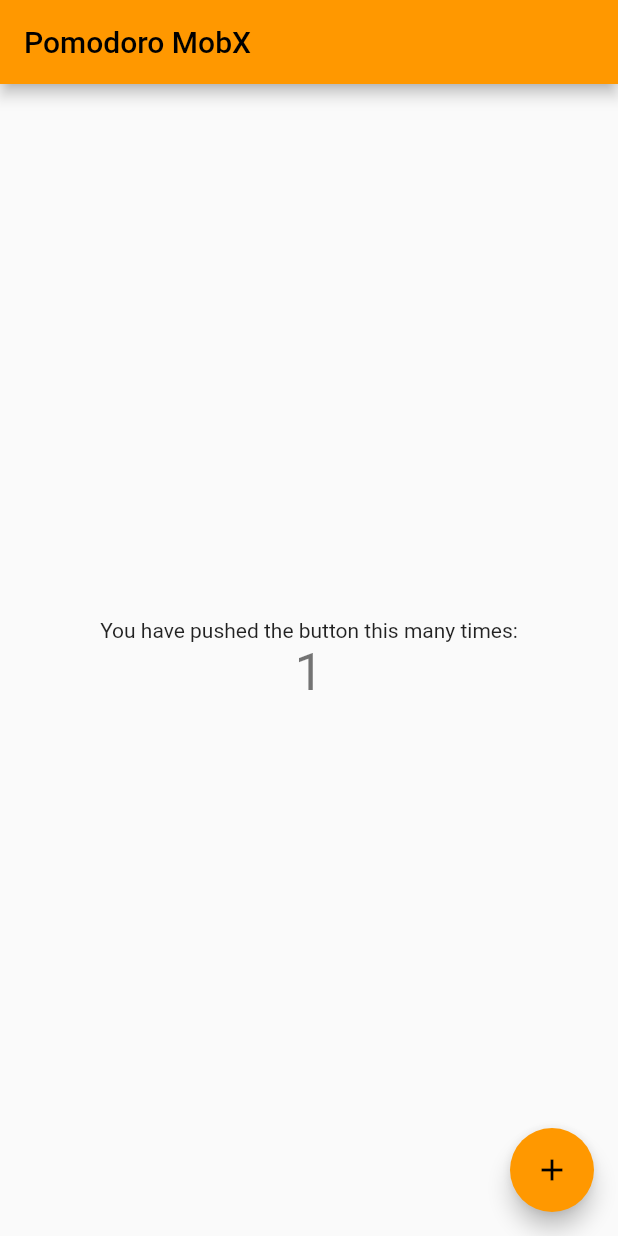
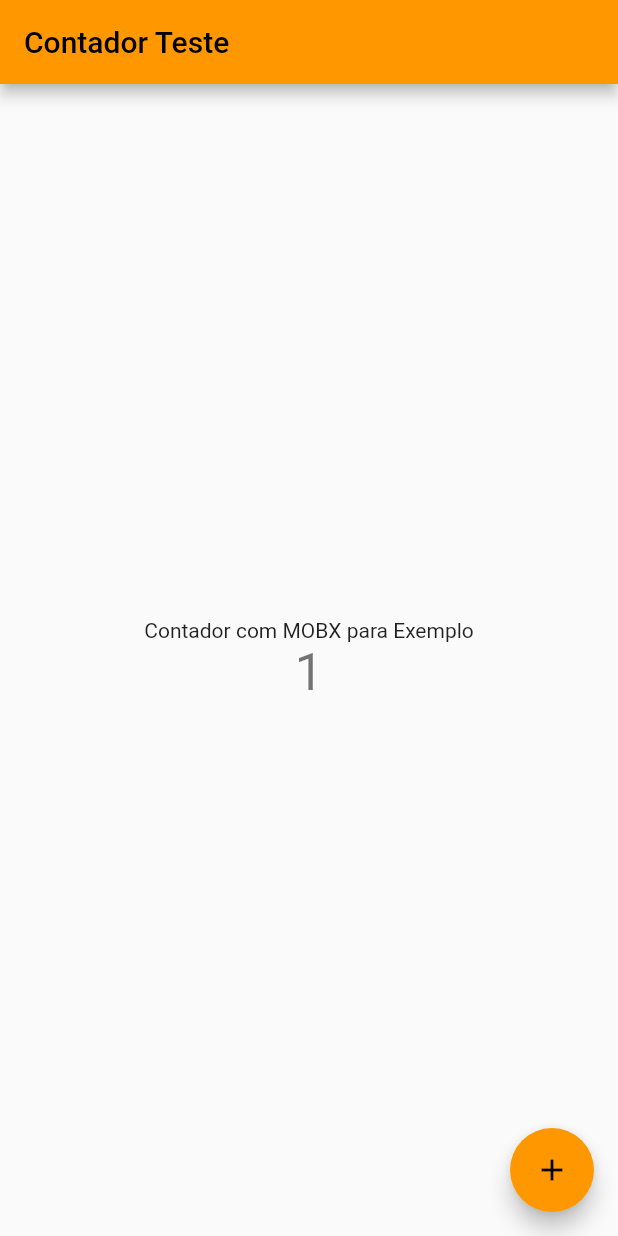
Before and after one commit to ErisvaldoCorreia/pomodoro_mobx, a Flutter app: the screen it shows after launch, after a tap on the "add" icon, on a phone screen of 412 x 824 dp. Run offline on Flutter 3.47's test engine with Material 2 defaults, Android fonts, the phone set to English and light mode, and no system bars; our stand-ins replace flutter_mobx, mobx; generated files the repository leaves out were written again.

Commit message:
cria contador base para entendimento do mobx

```diff
--- /dev/null
+++ b/lib/contador.dart
@@ -0,0 +1,39 @@
+import 'package:flutter/material.dart';
+import 'package:flutter_mobx/flutter_mobx.dart';
+import 'package:pomodoro_mobx/store/contador.store.dart';
+
+final contador = ContadorStore();
+
+class Contador extends StatelessWidget {
+  const Contador({Key? key}) : super(key: key);
+
+  @override
+  Widget build(BuildContext context) {
+    return Scaffold(
+      appBar: AppBar(
+        title: const Text('Contador Teste'),
+      ),
+      body: Center(
+        child: Column(
+          mainAxisAlignment: MainAxisAlignment.center,
+          children: <Widget>[
+            const Text(
+              'Contador com MOBX para Exemplo',
+            ),
+            Observer(
+              builder: (_) => Text(
+                '${contador.count}',
+                style: Theme.of(context).textTheme.headline4,
+              ),
+            )
+          ],
+        ),
+      ),
+      floatingActionButton: FloatingActionButton(
+        onPressed: contador.incrment,
+        tooltip: 'Increment',
+        child: const Icon(Icons.add),
+      ),
+    );
+  }
+}
--- a/lib/main.dart
+++ b/lib/main.dart
@@ -1,4 +1,5 @@
 import 'package:flutter/material.dart';
+import 'package:pomodoro_mobx/contador.dart';
 
 void main() {
   runApp(const MyApp());
@@ -11,57 +12,14 @@
   Widget build(BuildContext context) {
     return MaterialApp(
       title: 'Flutter Demo',
+      debugShowCheckedModeBanner: false,
       theme: ThemeData(
         primarySwatch: Colors.orange,
       ),
-      home: const MyHomePage(title: 'Pomodoro MobX'),
+
+      //Instancia de uma contador apenas para exmeplo do uso basico
+      //do MOBX apicado
+      home: const Contador(),
     );
   }
 }
-
-class MyHomePage extends StatefulWidget {
-  const MyHomePage({Key? key, required this.title}) : super(key: key);
-
-  final String title;
-
-  @override
-  State<MyHomePage> createState() => _MyHomePageState();
-}
-
-class _MyHomePageState extends State<MyHomePage> {
-  int _counter = 0;
-
-  void _incrementCounter() {
-    setState(() {
-      _counter++;
-    });
-  }
-
-  @override
-  Widget build(BuildContext context) {
-    return Scaffold(
-      appBar: AppBar(
-        title: Text(widget.title),
-      ),
-      body: Center(
-        child: Column(
-          mainAxisAlignment: MainAxisAlignment.center,
-          children: <Widget>[
-            const Text(
-              'You have pushed the button this many times:',
-            ),
-            Text(
-              '$_counter',
-              style: Theme.of(context).textTheme.headline4,
-            ),
-          ],
-        ),
-      ),
-      floatingActionButton: FloatingActionButton(
-        onPressed: _incrementCounter,
-        tooltip: 'Increment',
-        child: const Icon(Icons.add),
-      ),
-    );
-  }
-}
--- /dev/null
+++ b/lib/store/contador.store.dart
@@ -0,0 +1,16 @@
+import 'package:mobx/mobx.dart';
+
+part 'contador.store.g.dart';
+
+// Classe criada para exemplo inicial do uso do Mobx
+abstract class _ContadorStore with Store {
+  @observable
+  int count = 0;
+
+  @action
+  void incrment() {
+    count++;
+  }
+}
+
+class ContadorStore = _ContadorStore with _$ContadorStore;
```
Also changed, not shown: lib/store/contador.store.g.dart (added).
